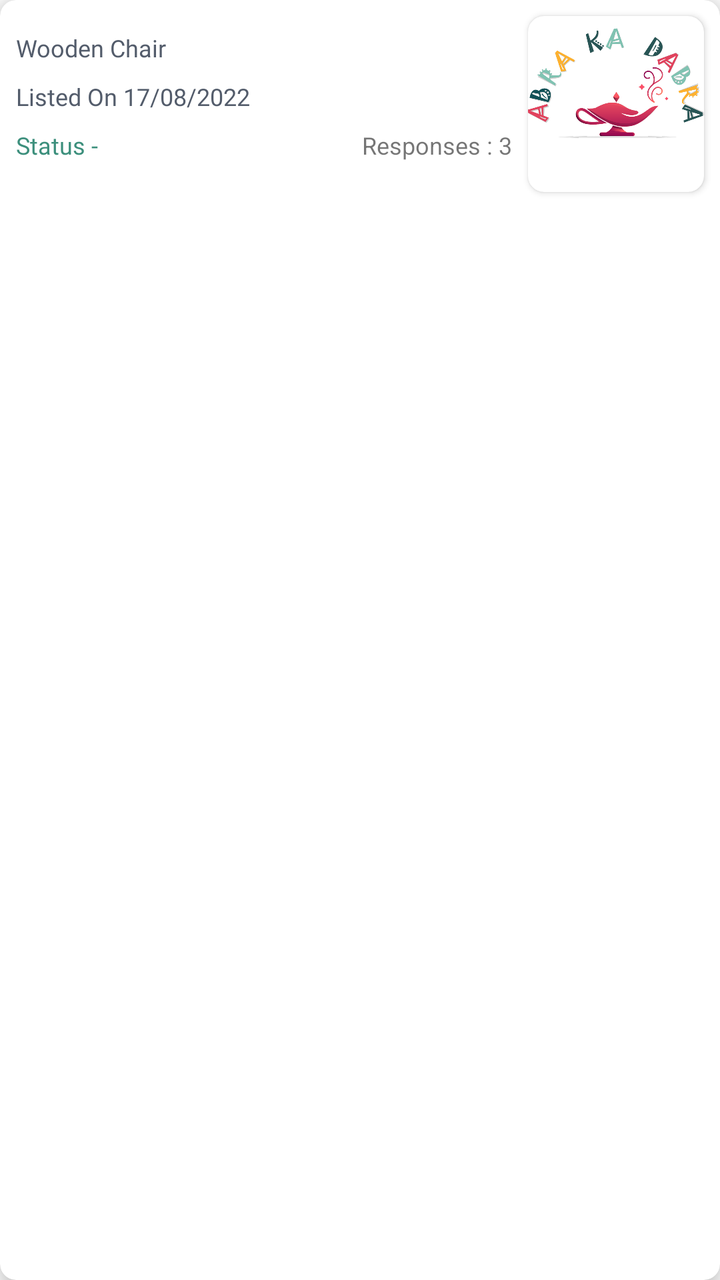
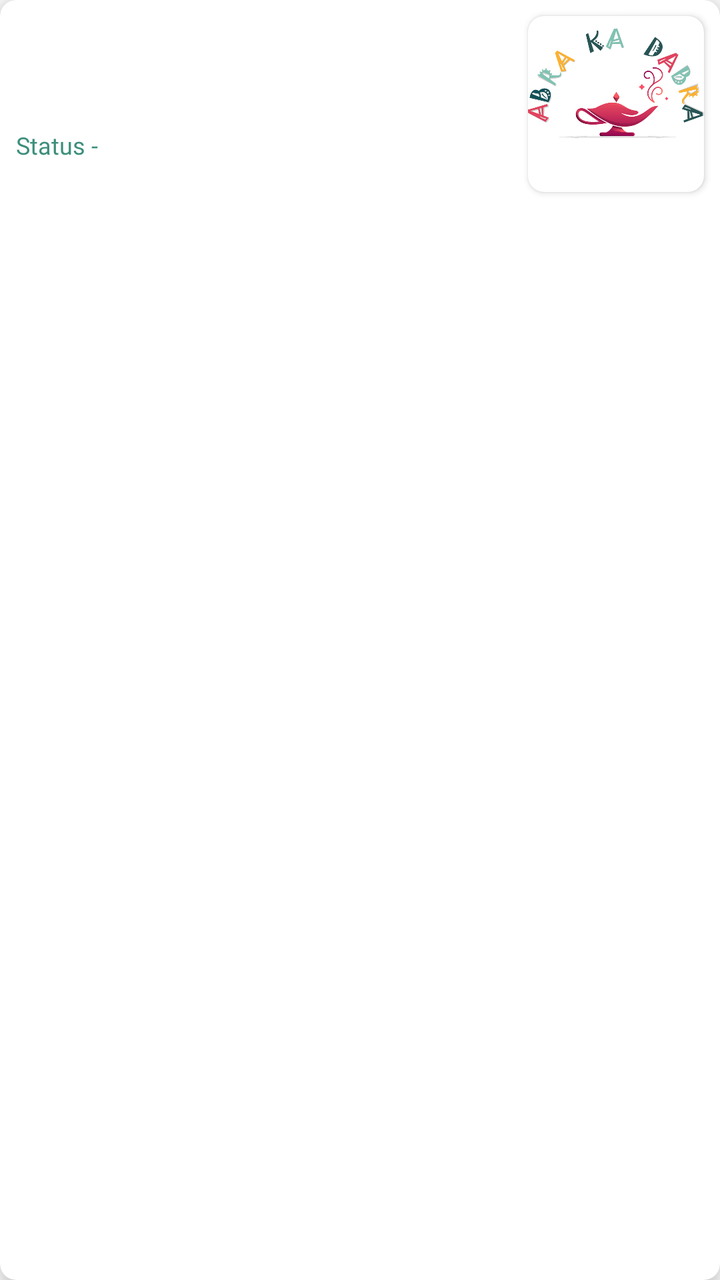

The first picture is an Android layout as it rendered before a commit; the second is the same layout after the commit. The layout source and the unified diff follow.
<!-- AndroidManifest.xml: application theme Theme.AbraaKaDabraa.App -->
<!-- res/layout/my_listing_row.xml -->
<?xml version="1.0" encoding="utf-8"?>
<androidx.cardview.widget.CardView
    android:id="@+id/cardItem"
    xmlns:android="http://schemas.android.com/apk/res/android"
    xmlns:app="http://schemas.android.com/apk/res-auto"
    xmlns:tools="http://schemas.android.com/tools"
    android:layout_width="match_parent"
    android:layout_height="wrap_content"
    app:cardCornerRadius="8dp"
    android:layout_margin="8dp"
    app:cardElevation="8dp">

    <androidx.constraintlayout.widget.ConstraintLayout
        android:layout_width="match_parent"
        android:layout_height="104dp">

        <androidx.cardview.widget.CardView
            android:id="@+id/cardView11"
            android:layout_width="wrap_content"
            android:layout_height="wrap_content"
            android:layout_marginTop="16dp"
            android:layout_marginEnd="8dp"
            android:layout_marginBottom="16dp"
            app:cardCornerRadius="8dp"
            app:layout_constraintBottom_toBottomOf="parent"
            app:layout_constraintEnd_toEndOf="parent"
            app:layout_constraintTop_toTopOf="parent">

            <ImageView
                android:id="@+id/imageView24"
                android:layout_width="88dp"
                android:layout_height="88dp"
                android:src="@drawable/app_logo_new" />
        </androidx.cardview.widget.CardView>

        <androidx.constraintlayout.widget.ConstraintLayout
            android:layout_width="0dp"
            android:layout_height="wrap_content"
            android:layout_marginStart="8dp"
            android:layout_marginEnd="8dp"
            app:layout_constraintBottom_toBottomOf="@+id/cardView11"
            app:layout_constraintEnd_toStartOf="@+id/cardView11"
            app:layout_constraintStart_toStartOf="parent"
            app:layout_constraintTop_toTopOf="@+id/cardView11">

            <TextView
                android:id="@+id/textView58"
                android:layout_width="0dp"
                android:layout_height="wrap_content"
                android:layout_marginTop="8dp"
                android:fontFamily="@font/montserrat_medium"
                android:text="Listed On 17/08/2022"
                android:textColor="@color/title_color"
                android:textSize="12sp"
                app:layout_constraintEnd_toEndOf="parent"
                app:layout_constraintStart_toStartOf="parent"
                app:layout_constraintTop_toBottomOf="@+id/textView57" />

            <TextView
                android:id="@+id/textView59"
                android:layout_width="wrap_content"
                android:layout_height="wrap_content"
                android:layout_marginTop="8dp"
                android:layout_marginBottom="8dp"
                android:fontFamily="@font/montserrat_medium"
                android:text="Status - "
                android:textColor="#3C8F7C"
                android:textSize="12sp"
                app:layout_constraintBottom_toBottomOf="parent"
                app:layout_constraintStart_toStartOf="parent"
                app:layout_constraintTop_toBottomOf="@+id/textView58" />

            <TextView
                android:id="@+id/textView60"
                android:layout_width="0dp"
                android:layout_height="wrap_content"
                android:layout_marginStart="8dp"
                android:layout_marginEnd="2dp"
                android:fontFamily="@font/montserrat_medium"
                android:text="Active"
                android:visibility="gone"
                android:textColor="#3C8F7C"
                android:textSize="12sp"
                app:layout_constraintBottom_toBottomOf="@+id/textView59"
                app:layout_constraintEnd_toStartOf="@+id/textView115"
                app:layout_constraintStart_toEndOf="@+id/textView59"
                app:layout_constraintTop_toTopOf="@+id/textView59" />

            <TextView
                android:id="@+id/textView57"
                android:layout_width="0dp"
                android:layout_height="wrap_content"
                android:fontFamily="@font/montserrat_bold"
                android:text="Wooden Chair"
                android:textColor="#535C6B"
                android:textSize="12sp"
                app:layout_constraintEnd_toEndOf="parent"
                app:layout_constraintStart_toStartOf="parent"
                app:layout_constraintTop_toTopOf="parent" />

            <TextView
                android:id="@+id/textView115"
                android:layout_width="0dp"
                android:layout_height="wrap_content"
                android:text="Responses : 3"
                android:textSize="12sp"
                app:layout_constraintBottom_toBottomOf="@+id/textView60"
                app:layout_constraintEnd_toEndOf="parent"
                app:layout_constraintTop_toTopOf="@+id/textView60" />
        </androidx.constraintlayout.widget.ConstraintLayout>
    </androidx.constraintlayout.widget.ConstraintLayout>
</androidx.cardview.widget.CardView>
<!-- resources referenced by this layout -->
<resources>
  <color name="title_color">#535C6B</color>
  <!-- drawable app_logo_new: png bitmap (drawable, 185574 bytes) -->
  <style name="Theme.AbraaKaDabraa.App" parent="Theme.MaterialComponents.Light.DarkActionBar">
          <item name="colorPrimary">@color/theme_color</item>
          <item name="colorPrimaryVariant">@color/theme_color</item>
          <item name="colorOnPrimary">@color/theme_color</item>
      </style>
  <color name="theme_color">#416D49</color>
</resources>

<!-- the commit's change to res/layout/my_listing_row.xml (unified diff, before → after) -->
@@ -49,7 +49,7 @@
                 android:layout_height="wrap_content"
                 android:layout_marginTop="8dp"
                 android:fontFamily="@font/montserrat_medium"
-                android:text="Listed On 17/08/2022"
+                android:text=""
                 android:textColor="@color/title_color"
                 android:textSize="12sp"
                 app:layout_constraintEnd_toEndOf="parent"
@@ -91,7 +91,7 @@
                 android:layout_width="0dp"
                 android:layout_height="wrap_content"
                 android:fontFamily="@font/montserrat_bold"
-                android:text="Wooden Chair"
+                android:text=""
                 android:textColor="#535C6B"
                 android:textSize="12sp"
                 app:layout_constraintEnd_toEndOf="parent"
@@ -102,7 +102,7 @@
                 android:id="@+id/textView115"
                 android:layout_width="0dp"
                 android:layout_height="wrap_content"
-                android:text="Responses : 3"
+                android:text=""
                 android:textSize="12sp"
                 app:layout_constraintBottom_toBottomOf="@+id/textView60"
                 app:layout_constraintEnd_toEndOf="parent"
